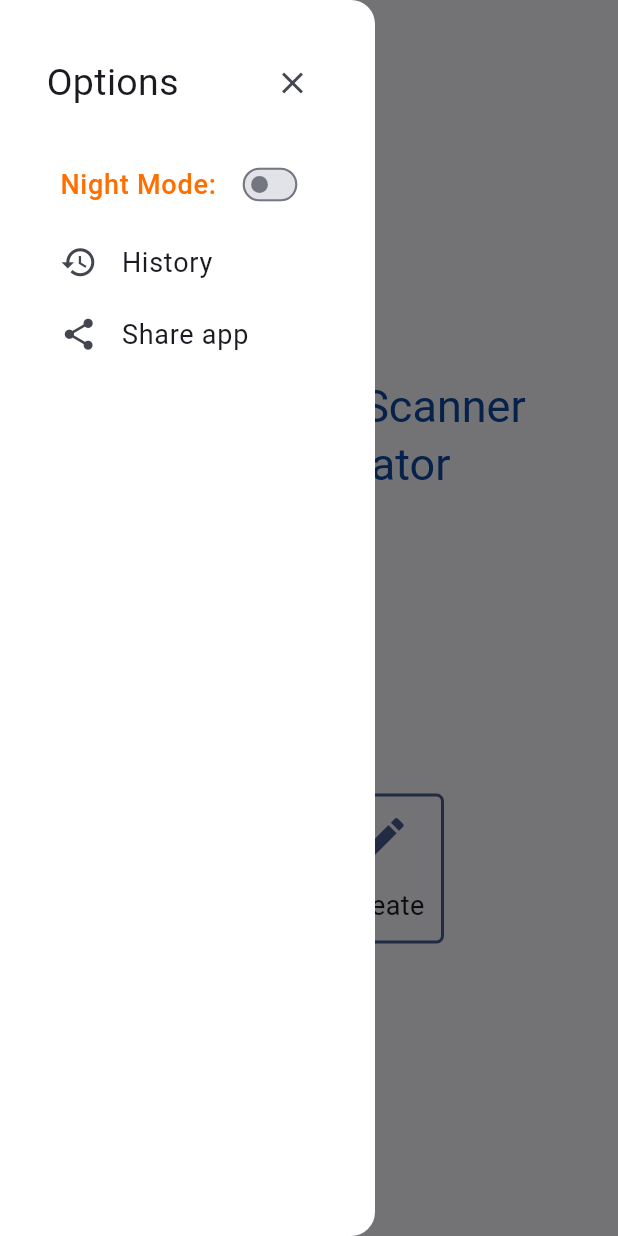
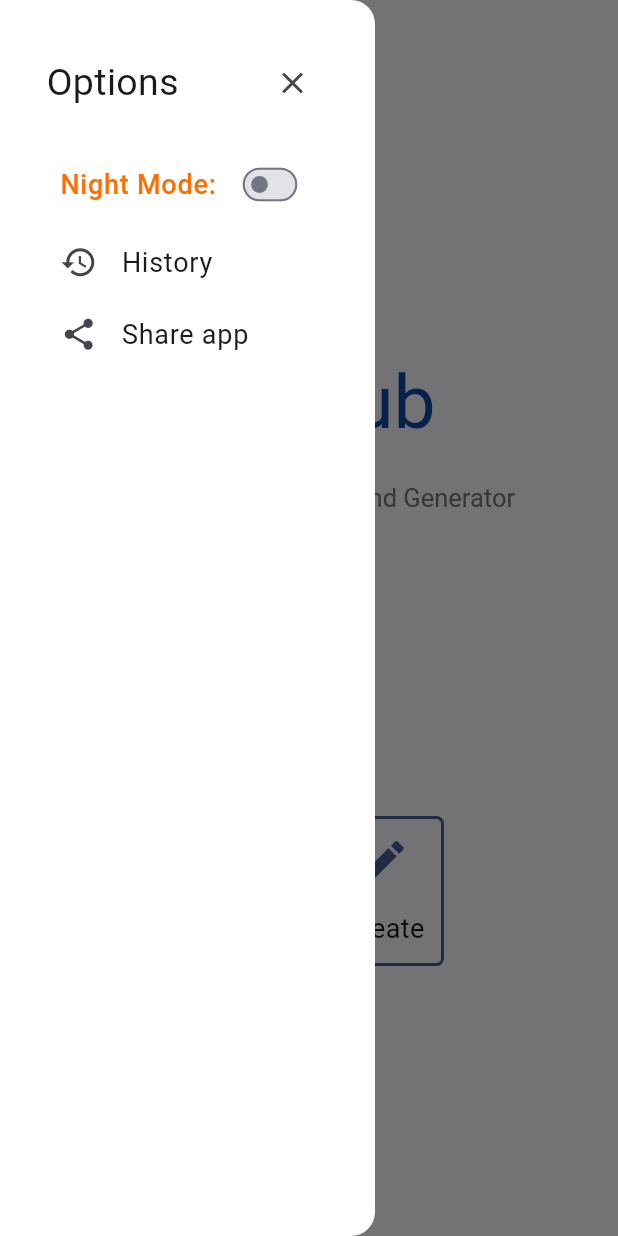
Before and after one commit to venkatbalajim/QR_Hub, a Flutter app: the screen it shows after launch, in the side drawer, after a tap on "Share app", on a phone screen of 412 x 824 dp. Run offline on Flutter 3.47's test engine with Material 3 defaults, Android fonts, the phone set to English and light mode, and no system bars; our stand-ins replace image_gallery_saver, image_picker, permission_handler, qr_flutter, screenshot, share_plus and 1 more; missing offline and left inert: app_settings, lecle_downloads_path_provider, mobile_scanner.

Commit message:
Updated UI and Utils

```diff
--- a/lib/pages/history_page.dart
+++ b/lib/pages/history_page.dart
@@ -122,7 +122,11 @@ class _HistoryPageState extends State<HistoryPage> {
               foregroundColor: Colors.white,
               leading: IconButton(
                 onPressed: () {
-                  downloadHistory(context, historyList);
+                  if (historyList.isEmpty) {
+                    SnackBarWidget(context, 'Currently there is no history.');
+                  } else {
+                    downloadHistory(context, historyList);
+                  }
                 },
                 icon: const Icon(
                   Icons.download, size: 25,
@@ -135,7 +139,11 @@ class _HistoryPageState extends State<HistoryPage> {
               actions: [
                 IconButton(
                   onPressed: () {
-                    clearHistory();
+                    if (historyList.isEmpty) {
+                      SnackBarWidget(context, 'Currently there is no history.');
+                    } else {
+                      clearHistory();
+                    }
                   },
                   icon: const Icon(
                     Icons.delete_forever, size: 25,
--- a/lib/pages/home_page.dart
+++ b/lib/pages/home_page.dart
@@ -42,10 +42,22 @@ class _HomePageState extends State<HomePage> {
               children: [
                 SizedBox(
                   width: 300,
-                  child: Text(
-                    "All in One QR Scanner and Generator",
-                    textAlign: TextAlign.center,
-                    style: Theme.of(context).textTheme.headlineMedium,
+                  child: Column(
+                    mainAxisAlignment: MainAxisAlignment.center,
+                    crossAxisAlignment: CrossAxisAlignment.center,
+                    children: [
+                      Text(
+                        "QR Hub",
+                        textAlign: TextAlign.center,
+                        style: Theme.of(context).textTheme.headlineMedium,
+                      ),
+                      const SizedBox(height: 20),
+                      Text(
+                        'All in One QR Scanner and Generator',
+                        textAlign: TextAlign.center,
+                        style: Theme.of(context).textTheme.headlineSmall,
+                      )
+                    ],
                   )
                 ),
                 const SizedBox(height: 200),
--- a/lib/utils/share.dart
+++ b/lib/utils/share.dart
@@ -19,3 +19,14 @@ void shareQRImage(ScreenshotController controller,  BuildContext context) async
     await Share.shareFiles([imagePath.path], text: 'Check this QR Code ...');
   }
 }
+
+void shareApp() {
+  Share.share(
+    subject: 'QR Hub App',
+    'QR Hub - Steps to download:\n\n'
+    '1. Click the link and go to the releases page of the GitHub repository.\n'
+    '2. Check out the assets of the latest version of the app.\n'
+    '3. Click the APK file in the assets and download the app.\n\n'
+    'Link: https://github.com/venkatbalajim/QR_Hub/releases/latest',
+  );
+}
--- a/lib/utils/themes.dart
+++ b/lib/utils/themes.dart
@@ -6,7 +6,8 @@ ThemeData lightTheme = ThemeData(
   brightness: Brightness.light,
   useMaterial3: true,
   textTheme: TextTheme(
-    headlineMedium: TextStyle(fontSize: 30, color: Colors.blue[900]),
+    headlineMedium: TextStyle(fontSize: 50, color: Colors.blue[900]),
+    headlineSmall: TextStyle(fontSize: 17, color: Colors.grey[600]),
     labelSmall: TextStyle(
       fontSize: 15, color: Colors.blue[900], fontWeight: FontWeight.w400
     ),
@@ -65,7 +66,8 @@ ThemeData lightTheme = ThemeData(
 ThemeData darkTheme = ThemeData(
   brightness: Brightness.dark,
   textTheme: TextTheme(
-    headlineMedium: const TextStyle(fontSize: 30, color: Colors.cyan),
+    headlineMedium: const TextStyle(fontSize: 40, color: Colors.cyan),
+    headlineSmall: TextStyle(fontSize: 17, color: Colors.grey[500]),
     labelSmall: TextStyle(
       fontSize: 15, color: Colors.grey[500], fontWeight: FontWeight.w400
     ),
--- a/lib/widgets/home_page/app_drawer.dart
+++ b/lib/widgets/home_page/app_drawer.dart
@@ -79,14 +79,7 @@ class _AppDrawerState extends State<AppDrawer> {
               splashColor: Colors.transparent,
               dense: true,
               onTap: () {
-                Share.share(
-                  subject: 'QR Hub App',
-                  'QR Hub - Steps to download:\n\n'
-                  '1. Click the link and go to the releases page of the GitHub repository.\n'
-                  '2. Check out the assets of the latest version of the app.\n'
-                  '3. Click the APK file in the assets and download the app.\n\n'
-                  'Link: https://github.com/venkatbalajim/QR_Hub/releases/latest',
-                );
+                shareApp();
               },
               contentPadding: const EdgeInsets.symmetric(
                 horizontal: 25,
```
